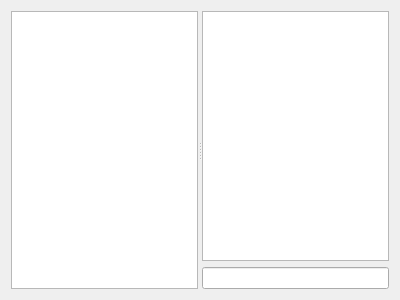
The window that tools/codecbrowser/codecbrowser.ui (KDAB/GammaRay) describes before a commit, drawn with Qt 5.
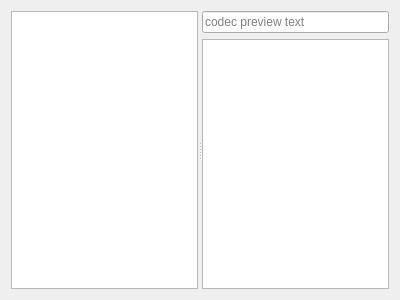
The same window after the commit.

Commit message:
beautify codec browser
- use treeview instead of table view
- resize codec column to contents
- introduce placeholder text for preview text
- move preview line edit on top

What changed in the file:
```diff
--- a/tools/codecbrowser/codecbrowser.ui
+++ b/tools/codecbrowser/codecbrowser.ui
@@ -23,10 +23,14 @@
           <widget class="QWidget" name="layoutWidget">
            <layout class="QVBoxLayout" name="verticalLayout_16">
             <item>
-             <widget class="QTableView" name="selectedCodecs"/>
+        <widget class="QLineEdit" name="codecText">
+         <property name="placeholderText">
+          <string>codec preview text</string>
+         </property>
+        </widget>
             </item>
             <item>
-             <widget class="QLineEdit" name="codecText"/>
+        <widget class="QTreeView" name="selectedCodecs"/>
             </item>
            </layout>
           </widget>
```
Lines whose indentation alone changed are shown as unchanged. The commit also changes 1 other file.
